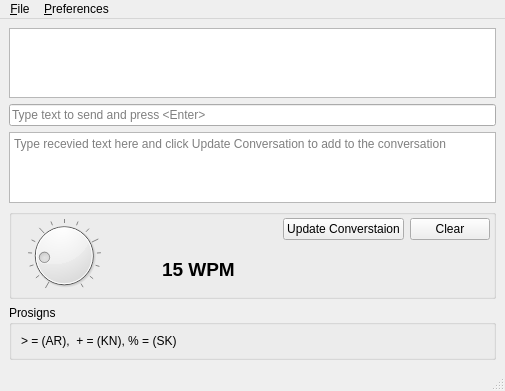
guitarpicva/PicoKeyerTerminal, file picokeyer.ui: the form before one commit.
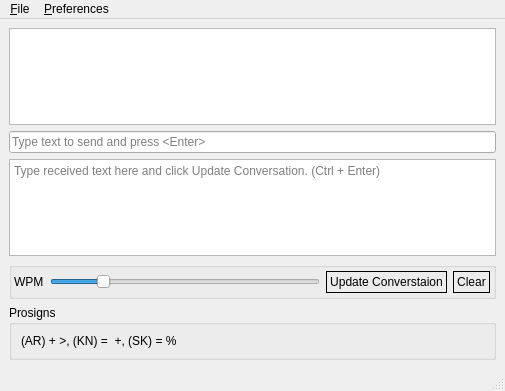
The form after the commit.

Patch:
```diff
--- a/picokeyer.ui
+++ b/picokeyer.ui
@@ -13,7 +13,16 @@
   <property name="windowTitle">
    <string>Pico Keyer Terminal</string>
   </property>
+  <property name="styleSheet">
+   <string notr="true"/>
+  </property>
   <widget class="QWidget" name="centralwidget">
+   <property name="styleSheet">
+    <string notr="true">QPushButton {
+border: 1px solid black;
+padding:3px 3px;
+}</string>
+   </property>
    <layout class="QVBoxLayout" name="verticalLayout">
     <item>
      <widget class="QPlainTextEdit" name="plainTextEdit">
@@ -44,7 +53,7 @@
        <bool>true</bool>
       </property>
       <property name="placeholderText">
-       <string>Type recevied text here and click Update Conversation to add to the conversation</string>
+       <string>Type received text here and click Update Conversation. (Ctrl + Enter)</string>
       </property>
      </widget>
     </item>
@@ -66,45 +75,10 @@
        <property name="bottomMargin">
         <number>3</number>
        </property>
-       <item row="0" column="2">
-        <widget class="QPushButton" name="updateConversationButton">
-         <property name="sizePolicy">
-          <sizepolicy hsizetype="Fixed" vsizetype="Fixed">
-           <horstretch>0</horstretch>
-           <verstretch>0</verstretch>
-          </sizepolicy>
-         </property>
-         <property name="text">
-          <string>Update Converstaion</string>
-         </property>
-        </widget>
-       </item>
-       <item row="0" column="3">
-        <widget class="QPushButton" name="clearButton">
-         <property name="sizePolicy">
-          <sizepolicy hsizetype="Fixed" vsizetype="Fixed">
-           <horstretch>0</horstretch>
-           <verstretch>0</verstretch>
-          </sizepolicy>
-         </property>
-         <property name="text">
-          <string>Clear</string>
-         </property>
-        </widget>
-       </item>
-       <item row="0" column="0" rowspan="2">
-        <widget class="QDial" name="wpmDial">
-         <property name="sizePolicy">
-          <sizepolicy hsizetype="Fixed" vsizetype="Preferred">
-           <horstretch>0</horstretch>
-           <verstretch>0</verstretch>
-          </sizepolicy>
-         </property>
-         <property name="minimumSize">
-          <size>
-           <width>0</width>
-           <height>75</height>
-          </size>
+       <item row="0" column="1">
+        <widget class="QSlider" name="wpmDial">
+         <property name="toolTip">
+          <string>Drag the slider to set the Words Per Minute value</string>
          </property>
          <property name="minimum">
           <number>5</number>
@@ -112,37 +86,62 @@
          <property name="maximum">
           <number>60</number>
          </property>
-         <property name="sliderPosition">
+         <property name="value">
           <number>15</number>
          </property>
-         <property name="notchesVisible">
-          <bool>true</bool>
-         </property>
-        </widget>
-       </item>
-       <item row="0" column="1">
-        <spacer name="horizontalSpacer">
          <property name="orientation">
           <enum>Qt::Horizontal</enum>
          </property>
-         <property name="sizeHint" stdset="0">
-          <size>
-           <width>40</width>
-           <height>20</height>
-          </size>
+         <property name="tickPosition">
+          <enum>QSlider::NoTicks</enum>
          </property>
-        </spacer>
+         <property name="tickInterval">
+          <number>5</number>
+         </property>
+        </widget>
        </item>
-       <item row="1" column="1" alignment="Qt::AlignHCenter">
-        <widget class="QLabel" name="wpmLabel">
-         <property name="font">
-          <font>
-           <pointsize>14</pointsize>
-           <bold>true</bold>
-          </font>
+       <item row="0" column="2">
+        <widget class="QPushButton" name="updateConversationButton">
+         <property name="sizePolicy">
+          <sizepolicy hsizetype="Fixed" vsizetype="Fixed">
+           <horstretch>0</horstretch>
+           <verstretch>0</verstretch>
+          </sizepolicy>
          </property>
          <property name="text">
-          <string>15 WPM</string>
+          <string>Update Converstaion</string>
+         </property>
+         <property name="shortcut">
+          <string>Ctrl+Return</string>
+         </property>
+         <property name="default">
+          <bool>false</bool>
+         </property>
+         <property name="flat">
+          <bool>true</bool>
+         </property>
+        </widget>
+       </item>
+       <item row="0" column="3">
+        <widget class="QPushButton" name="clearButton">
+         <property name="sizePolicy">
+          <sizepolicy hsizetype="Fixed" vsizetype="Fixed">
+           <horstretch>0</horstretch>
+           <verstretch>0</verstretch>
+          </sizepolicy>
+         </property>
+         <property name="text">
+          <string>Clear</string>
+         </property>
+         <property name="flat">
+          <bool>true</bool>
+         </property>
+        </widget>
+       </item>
+       <item row="0" column="0">
+        <widget class="QLabel" name="label_3">
+         <property name="text">
+          <string>WPM</string>
          </property>
         </widget>
        </item>
@@ -158,7 +157,7 @@
        <item>
         <widget class="QLabel" name="label">
          <property name="text">
-          <string>&gt; = (AR),  + = (KN), % = (SK)</string>
+          <string>(AR) + &gt;, (KN) =  +, (SK) = %</string>
          </property>
          <property name="wordWrap">
           <bool>true</bool>
```
